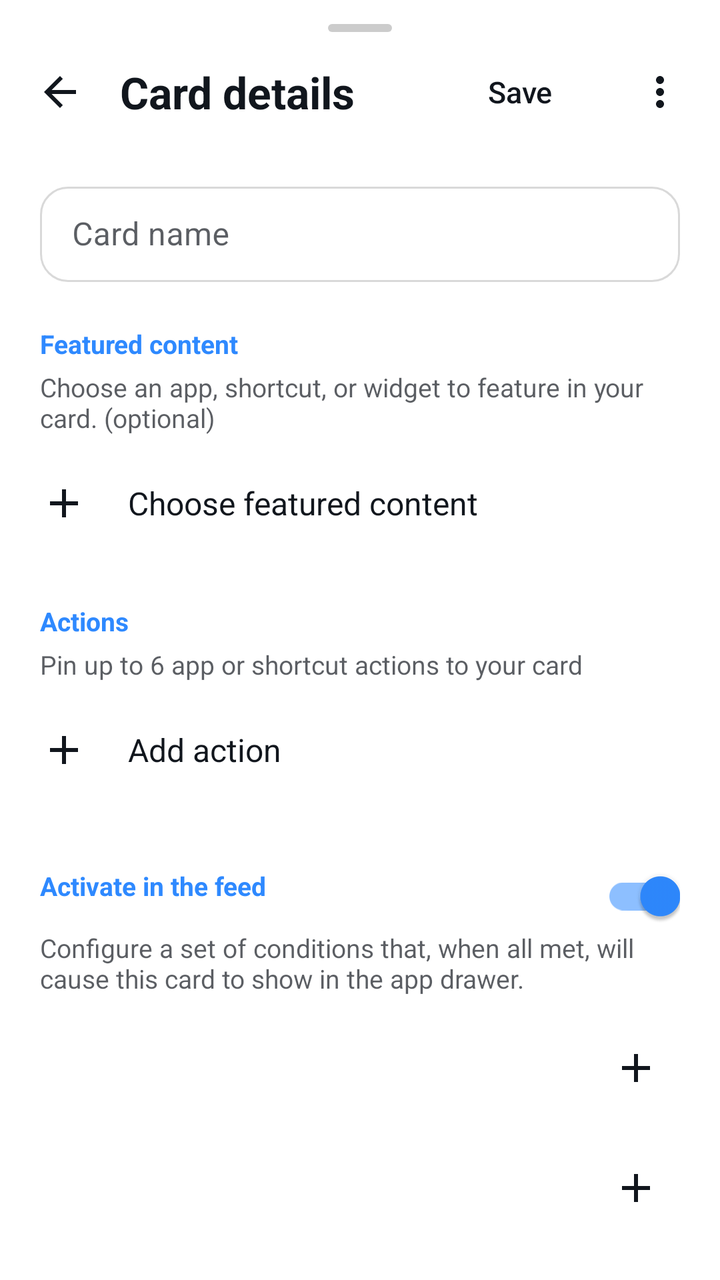
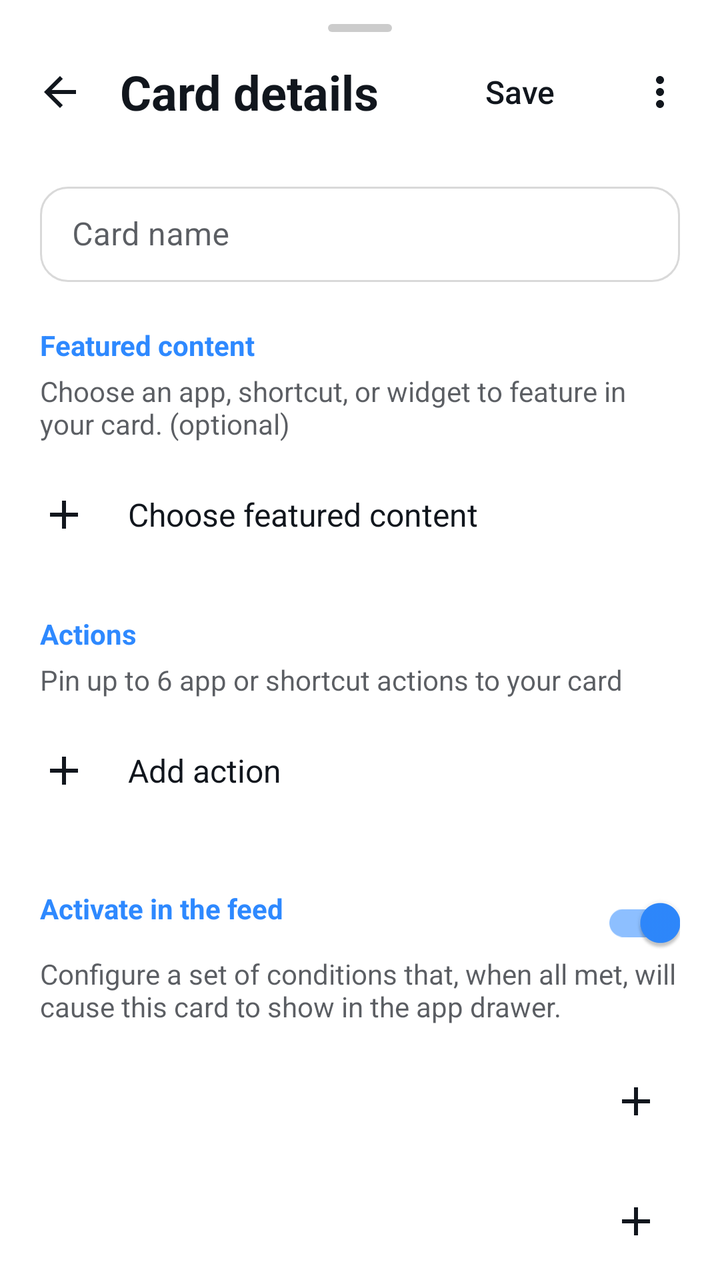

Before-and-after screenshots of an Android layout around one commit, followed by the original layout XML and the change that was made.
<!-- AndroidManifest.xml: application theme Theme.Supernova -->
<!-- res/layout/sheet_card_editor.xml -->
<?xml version="1.0" encoding="utf-8"?>
<androidx.core.widget.NestedScrollView xmlns:android="http://schemas.android.com/apk/res/android"
    xmlns:app="http://schemas.android.com/apk/res-auto"
    android:layout_width="match_parent"
    android:layout_height="wrap_content">

    <LinearLayout
        android:layout_width="match_parent"
        android:layout_height="wrap_content"
        android:orientation="vertical"
        android:paddingBottom="24dp">

        <include layout="@layout/sheet_handle" />

        <LinearLayout
            android:layout_width="match_parent"
            android:layout_height="wrap_content"
            android:gravity="center_vertical"
            android:orientation="horizontal"
            android:paddingStart="8dp"
            android:paddingEnd="8dp">

            <ImageButton
                android:id="@+id/cardBack"
                android:layout_width="44dp"
                android:layout_height="44dp"
                android:background="?attr/selectableItemBackgroundBorderless"
                android:contentDescription="@string/back"
                android:src="@drawable/ic_back" />

            <TextView
                android:id="@+id/cardEditorTitle"
                android:layout_width="0dp"
                android:layout_height="wrap_content"
                android:layout_marginStart="8dp"
                android:layout_weight="1"
                android:text="@string/card_details"
                android:textColor="@color/textPrimary"
                android:textSize="22sp"
                android:textStyle="bold" />

            <Button
                android:id="@+id/cardSave"
                style="@style/Widget.Supernova.Button.Tonal"
                android:layout_width="wrap_content"
                android:layout_height="wrap_content"
                android:text="@string/save" />

            <ImageButton
                android:id="@+id/cardEditorMenu"
                android:layout_width="44dp"
                android:layout_height="44dp"
                android:layout_marginStart="4dp"
                android:background="?attr/selectableItemBackgroundBorderless"
                android:contentDescription="@string/card_menu"
                android:src="@drawable/ic_more_vert"
                app:tint="@color/textPrimary" />
        </LinearLayout>

        <LinearLayout
            android:layout_width="match_parent"
            android:layout_height="wrap_content"
            android:orientation="vertical"
            android:paddingHorizontal="20dp">

            
            <FrameLayout
                android:id="@+id/cardPreview"
                android:layout_width="match_parent"
                android:layout_height="wrap_content"
                android:layout_marginTop="4dp" />

            <com.google.android.material.textfield.TextInputLayout
                style="@style/Widget.Supernova.TextInput"
                android:layout_width="match_parent"
                android:layout_height="wrap_content"
                android:layout_marginTop="16dp"
                android:hint="@string/card_name">

                <com.google.android.material.textfield.TextInputEditText
                    android:id="@+id/cardName"
                    android:layout_width="match_parent"
                    android:layout_height="wrap_content"
                    android:inputType="textCapSentences"
                    android:maxLength="@integer/label_max_length"
                    android:maxLines="1" />
            </com.google.android.material.textfield.TextInputLayout>

            
            <TextView
                style="@style/CardEditorHeader"
                android:text="@string/card_featured" />

            <TextView
                style="@style/CardEditorDescription"
                android:text="@string/card_featured_desc" />

            
            <LinearLayout
                android:id="@+id/cardFeaturedAdd"
                android:layout_width="match_parent"
                android:layout_height="wrap_content"
                android:background="?attr/selectableItemBackground"
                android:gravity="center_vertical"
                android:minHeight="56dp"
                android:orientation="horizontal">

                <ImageView
                    android:layout_width="24dp"
                    android:layout_height="24dp"
                    android:layout_marginEnd="20dp"
                    android:importantForAccessibility="no"
                    android:src="@drawable/ic_menu_add"
                    app:tint="@color/textPrimary" />

                <TextView
                    android:layout_width="wrap_content"
                    android:layout_height="wrap_content"
                    android:text="@string/card_featured_choose"
                    android:textColor="@color/textPrimary"
                    android:textSize="16sp" />
            </LinearLayout>

            
            <LinearLayout
                android:id="@+id/cardFeaturedRow"
                android:layout_width="match_parent"
                android:layout_height="wrap_content"
                android:background="?attr/selectableItemBackground"
                android:gravity="center_vertical"
                android:minHeight="56dp"
                android:orientation="horizontal"
                android:visibility="gone">

                <ImageView
                    android:id="@+id/cardFeaturedIcon"
                    android:layout_width="30dp"
                    android:layout_height="30dp"
                    android:layout_marginEnd="16dp"
                    android:importantForAccessibility="no" />

                <TextView
                    android:id="@+id/cardFeaturedLabel"
                    android:layout_width="0dp"
                    android:layout_height="wrap_content"
                    android:layout_weight="1"
                    android:ellipsize="end"
                    android:maxLines="1"
                    android:textColor="@color/textPrimary"
                    android:textSize="16sp" />

                <ImageButton
                    android:id="@+id/cardFeaturedClear"
                    android:layout_width="44dp"
                    android:layout_height="44dp"
                    android:background="?attr/selectableItemBackgroundBorderless"
                    android:contentDescription="@string/remove"
                    android:src="@drawable/ic_menu_remove"
                    app:tint="@color/textPrimary" />
            </LinearLayout>

            
            <LinearLayout
                android:id="@+id/cardWidgetHeightRow"
                android:layout_width="match_parent"
                android:layout_height="wrap_content"
                android:orientation="vertical"
                android:visibility="gone">

                <LinearLayout
                    android:layout_width="match_parent"
                    android:layout_height="wrap_content"
                    android:orientation="horizontal">

                    <TextView
                        android:layout_width="0dp"
                        android:layout_height="wrap_content"
                        android:layout_weight="1"
                        android:text="@string/card_widget_height"
                        android:textColor="@color/textPrimary"
                        android:textSize="16sp" />

                    <TextView
                        android:id="@+id/cardWidgetHeightValue"
                        android:layout_width="wrap_content"
                        android:layout_height="wrap_content"
                        android:textColor="@color/textPrimary"
                        android:textSize="16sp" />
                </LinearLayout>

                <LinearLayout
                    android:layout_width="match_parent"
                    android:layout_height="wrap_content"
                    android:gravity="center_vertical"
                    android:orientation="horizontal">

                    <ImageButton
                        android:id="@+id/cardWidgetHeightMinus"
                        android:layout_width="40dp"
                        android:layout_height="40dp"
                        android:background="?attr/selectableItemBackgroundBorderless"
                        android:contentDescription="@string/decrease"
                        android:src="@drawable/ic_step_minus" />

                    <SeekBar
                        android:id="@+id/cardWidgetHeightSeek"
                        android:layout_width="0dp"
                        android:layout_height="wrap_content"
                        android:layout_weight="1" />

                    <ImageButton
                        android:id="@+id/cardWidgetHeightPlus"
                        android:layout_width="40dp"
                        android:layout_height="40dp"
                        android:background="?attr/selectableItemBackgroundBorderless"
                        android:contentDescription="@string/increase"
                        android:src="@drawable/ic_step_plus" />
                </LinearLayout>
            </LinearLayout>

            
            <TextView
                style="@style/CardEditorHeader"
                android:text="@string/card_actions" />

            <TextView
                style="@style/CardEditorDescription"
                android:text="@string/card_actions_desc" />

            <androidx.recyclerview.widget.RecyclerView
                android:id="@+id/cardActionsList"
                android:layout_width="match_parent"
                android:layout_height="wrap_content"
                android:nestedScrollingEnabled="false"
                android:overScrollMode="never" />

            <LinearLayout
                android:id="@+id/cardAddAction"
                android:layout_width="match_parent"
                android:layout_height="wrap_content"
                android:background="?attr/selectableItemBackground"
                android:gravity="center_vertical"
                android:minHeight="56dp"
                android:orientation="horizontal">

                <ImageView
                    android:layout_width="24dp"
                    android:layout_height="24dp"
                    android:layout_marginEnd="20dp"
                    android:importantForAccessibility="no"
                    android:src="@drawable/ic_menu_add"
                    app:tint="@color/textPrimary" />

                <TextView
                    android:layout_width="wrap_content"
                    android:layout_height="wrap_content"
                    android:text="@string/card_add_action"
                    android:textColor="@color/textPrimary"
                    android:textSize="16sp" />
            </LinearLayout>

            
            <LinearLayout
                android:layout_width="match_parent"
                android:layout_height="wrap_content"
                android:gravity="center_vertical"
                android:orientation="horizontal">

                <TextView
                    style="@style/CardEditorHeader"
                    android:layout_width="0dp"
                    android:layout_weight="1"
                    android:text="@string/card_activate" />

                <com.google.android.material.switchmaterial.SwitchMaterial
                    android:id="@+id/cardActivate"
                    android:layout_width="wrap_content"
                    android:layout_height="wrap_content"
                    android:layout_marginTop="14dp"
                    android:checked="true" />
            </LinearLayout>

            <TextView
                style="@style/CardEditorDescription"
                android:text="@string/card_activate_desc" />

            <include
                android:id="@+id/cardCondDay"
                layout="@layout/row_card_condition" />

            <include
                android:id="@+id/cardCondBt"
                layout="@layout/row_card_condition" />
        </LinearLayout>
    </LinearLayout>
</androidx.core.widget.NestedScrollView>
<!-- res/layout/sheet_handle.xml (included above) -->
<?xml version="1.0" encoding="utf-8"?>
<View xmlns:android="http://schemas.android.com/apk/res/android"
    android:layout_width="32dp"
    android:layout_height="4dp"
    android:layout_gravity="center_horizontal"
    android:layout_marginTop="12dp"
    android:layout_marginBottom="8dp"
    android:background="@drawable/bg_sheet_handle"
    android:importantForAccessibility="no" />
<!-- res/layout/row_card_condition.xml (included above) -->
<?xml version="1.0" encoding="utf-8"?>
<LinearLayout xmlns:android="http://schemas.android.com/apk/res/android"
    xmlns:app="http://schemas.android.com/apk/res-auto"
    android:layout_width="match_parent"
    android:layout_height="wrap_content"
    android:background="?attr/selectableItemBackground"
    android:gravity="center_vertical"
    android:minHeight="60dp"
    android:orientation="horizontal">

    <LinearLayout
        android:layout_width="0dp"
        android:layout_height="wrap_content"
        android:layout_weight="1"
        android:orientation="vertical"
        android:paddingVertical="8dp">

        <TextView
            android:id="@+id/conditionTitle"
            android:layout_width="match_parent"
            android:layout_height="wrap_content"
            android:textColor="@color/textPrimary"
            android:textSize="16sp" />

        <TextView
            android:id="@+id/conditionSubtitle"
            android:layout_width="match_parent"
            android:layout_height="wrap_content"
            android:layout_marginTop="2dp"
            android:textColor="@color/textSecondary"
            android:textSize="13sp"
            android:visibility="gone" />
    </LinearLayout>

    <ImageButton
        android:id="@+id/conditionButton"
        android:layout_width="44dp"
        android:layout_height="44dp"
        android:background="?attr/selectableItemBackgroundBorderless"
        android:contentDescription="@string/card_cond_add"
        android:src="@drawable/ic_menu_add"
        app:tint="@color/textPrimary" />
</LinearLayout>
<!-- resources referenced by this layout -->
<resources>
  <string name="back">Back</string>
  <string name="increase">Increase</string>
  <string name="remove">Remove</string>
  <string name="save">Save</string>
  <style name="CardEditorDescription">
          <item name="android:layout_width">match_parent</item>
          <item name="android:layout_height">wrap_content</item>
          <item name="android:paddingBottom">6dp</item>
          <item name="android:textColor">@color/textSecondary</item>
          <item name="android:textSize">13sp</item>
      </style>
  <style name="CardEditorHeader">
          <item name="android:layout_width">match_parent</item>
          <item name="android:layout_height">wrap_content</item>
          <item name="android:paddingTop">22dp</item>
          <item name="android:paddingBottom">4dp</item>
          <item name="android:textColor">@color/accent</item>
          <item name="android:textSize">13sp</item>
          <item name="android:textStyle">bold</item>
      </style>
  <color name="accent">#2E89FF</color>
  <style name="Widget.Supernova.Button" parent="Widget.MaterialComponents.Button">
          <item name="android:textAllCaps">false</item>
          <item name="android:textSize">15sp</item>
          <item name="android:fontFamily">sans-serif-medium</item>
          <item name="android:letterSpacing">0</item>
          <item name="android:minHeight">44dp</item>
          <item name="android:paddingStart">22dp</item>
          <item name="android:paddingEnd">22dp</item>
          <item name="cornerRadius">22dp</item>
          <item name="elevation">0dp</item>
          <item name="android:stateListAnimator">@null</item>
      </style>
  <style name="Widget.Supernova.Button.Text" parent="Widget.MaterialComponents.Button.TextButton">
          <item name="android:textAllCaps">false</item>
          <item name="android:textSize">15sp</item>
          <item name="android:fontFamily">sans-serif-medium</item>
          <item name="android:letterSpacing">0</item>
          <item name="android:minHeight">44dp</item>
          <item name="android:paddingStart">16dp</item>
          <item name="android:paddingEnd">16dp</item>
          <item name="cornerRadius">22dp</item>
      </style>
  <color name="surface">#FFFFFF</color>
  <color name="onAccent">#FFFFFFFF</color>
  <color name="accentBlue">#2E89FF</color>
  <color name="raised">#FFFFFF</color>
  <style name="TextAppearance.Supernova.DialogTitle" parent="MaterialAlertDialog.MaterialComponents.Title.Text">
          <item name="android:textColor">@color/textPrimary</item>
          <item name="android:textSize">22sp</item>
          <item name="android:fontFamily">sans-serif-medium</item>
      </style>
  <style name="TextAppearance.Supernova.DialogBody" parent="MaterialAlertDialog.MaterialComponents.Body.Text">
          <item name="android:textColor">@color/textSecondary</item>
          <item name="android:textSize">15sp</item>
          <item name="android:lineSpacingMultiplier">1.15</item>
      </style>
  <style name="Widget.Supernova.Button.Dialog" parent="Widget.MaterialComponents.Button.TextButton.Dialog">
          <item name="android:textAllCaps">false</item>
          <item name="android:textColor">?attr/colorAccentOnRaised</item>
          <item name="android:textSize">15sp</item>
          <item name="android:fontFamily">sans-serif-medium</item>
          <item name="android:letterSpacing">0</item>
          <item name="android:minHeight">44dp</item>
          <item name="cornerRadius">22dp</item>
      </style>
  <!-- unchanged entries left out for length: 42 -->
</resources>

<!-- the commit's change to res/layout/sheet_card_editor.xml (unified diff, before → after) -->
@@ -8,7 +8,7 @@
         android:layout_width="match_parent"
         android:layout_height="wrap_content"
         android:orientation="vertical"
-        android:paddingBottom="24dp">
+        android:paddingBottom="@dimen/space_lg">
 
         <include layout="@layout/sheet_handle" />
 
@@ -17,8 +17,8 @@
             android:layout_height="wrap_content"
             android:gravity="center_vertical"
             android:orientation="horizontal"
-            android:paddingStart="8dp"
-            android:paddingEnd="8dp">
+            android:paddingStart="@dimen/space_sm"
+            android:paddingEnd="@dimen/space_sm">
 
             <ImageButton
                 android:id="@+id/cardBack"
@@ -32,11 +32,11 @@
                 android:id="@+id/cardEditorTitle"
                 android:layout_width="0dp"
                 android:layout_height="wrap_content"
-                android:layout_marginStart="8dp"
+                android:layout_marginStart="@dimen/space_sm"
                 android:layout_weight="1"
                 android:text="@string/card_details"
                 android:textColor="@color/textPrimary"
-                android:textSize="22sp"
+                android:textSize="@dimen/text_headline"
                 android:textStyle="bold" />
 
             <Button
@@ -50,7 +50,7 @@
                 android:id="@+id/cardEditorMenu"
                 android:layout_width="44dp"
                 android:layout_height="44dp"
-                android:layout_marginStart="4dp"
+                android:layout_marginStart="@dimen/space_xs"
                 android:background="?attr/selectableItemBackgroundBorderless"
                 android:contentDescription="@string/card_menu"
                 android:src="@drawable/ic_more_vert"
@@ -61,20 +61,20 @@
             android:layout_width="match_parent"
             android:layout_height="wrap_content"
             android:orientation="vertical"
-            android:paddingHorizontal="20dp">
+            android:paddingHorizontal="@dimen/space_ml">
 
             
             <FrameLayout
                 android:id="@+id/cardPreview"
                 android:layout_width="match_parent"
                 android:layout_height="wrap_content"
-                android:layout_marginTop="4dp" />
+                android:layout_marginTop="@dimen/space_xs" />
 
             <com.google.android.material.textfield.TextInputLayout
                 style="@style/Widget.Supernova.TextInput"
                 android:layout_width="match_parent"
                 android:layout_height="wrap_content"
-                android:layout_marginTop="16dp"
+                android:layout_marginTop="@dimen/space_md"
                 android:hint="@string/card_name">
 
                 <com.google.android.material.textfield.TextInputEditText
@@ -108,7 +108,7 @@
                 <ImageView
                     android:layout_width="24dp"
                     android:layout_height="24dp"
-                    android:layout_marginEnd="20dp"
+                    android:layout_marginEnd="@dimen/space_ml"
                     android:importantForAccessibility="no"
                     android:src="@drawable/ic_menu_add"
                     app:tint="@color/textPrimary" />
@@ -118,7 +118,7 @@
                     android:layout_height="wrap_content"
                     android:text="@string/card_featured_choose"
                     android:textColor="@color/textPrimary"
-                    android:textSize="16sp" />
+                    android:textSize="@dimen/text_body" />
             </LinearLayout>
 
             
@@ -136,7 +136,7 @@
                     android:id="@+id/cardFeaturedIcon"
                     android:layout_width="30dp"
                     android:layout_height="30dp"
-                    android:layout_marginEnd="16dp"
+                    android:layout_marginEnd="@dimen/space_md"
                     android:importantForAccessibility="no" />
 
                 <TextView
@@ -147,7 +147,7 @@
                     android:ellipsize="end"
                     android:maxLines="1"
                     android:textColor="@color/textPrimary"
-                    android:textSize="16sp" />
+                    android:textSize="@dimen/text_body" />
 
                 <ImageButton
                     android:id="@+id/cardFeaturedClear"
@@ -178,14 +178,14 @@
                         android:layout_weight="1"
                         android:text="@string/card_widget_height"
                         android:textColor="@color/textPrimary"
-                        android:textSize="16sp" />
+                        android:textSize="@dimen/text_body" />
 
                     <TextView
                         android:id="@+id/cardWidgetHeightValue"
                         android:layout_width="wrap_content"
                         android:layout_height="wrap_content"
                         android:textColor="@color/textPrimary"
-                        android:textSize="16sp" />
+                        android:textSize="@dimen/text_body" />
                 </LinearLayout>
 
                 <LinearLayout
@@ -246,7 +246,7 @@
                 <ImageView
                     android:layout_width="24dp"
                     android:layout_height="24dp"
-                    android:layout_marginEnd="20dp"
+                    android:layout_marginEnd="@dimen/space_ml"
                     android:importantForAccessibility="no"
                     android:src="@drawable/ic_menu_add"
                     app:tint="@color/textPrimary" />
@@ -256,7 +256,7 @@
                     android:layout_height="wrap_content"
                     android:text="@string/card_add_action"
                     android:textColor="@color/textPrimary"
-                    android:textSize="16sp" />
+                    android:textSize="@dimen/text_body" />
             </LinearLayout>
 
             
@@ -276,7 +276,7 @@
                     android:id="@+id/cardActivate"
                     android:layout_width="wrap_content"
                     android:layout_height="wrap_content"
-                    android:layout_marginTop="14dp"
+                    android:layout_marginTop="@dimen/space_md"
                     android:checked="true" />
             </LinearLayout>
 
@@ -300,8 +300,8 @@
     android:layout_width="32dp"
     android:layout_height="4dp"
     android:layout_gravity="center_horizontal"
-    android:layout_marginTop="12dp"
-    android:layout_marginBottom="8dp"
+    android:layout_marginTop="@dimen/space_ms"
+    android:layout_marginBottom="@dimen/space_sm"
     android:background="@drawable/bg_sheet_handle"
     android:importantForAccessibility="no" />
 <!-- res/layout/row_card_condition.xml (included above) -->
@@ -320,22 +320,22 @@
         android:layout_height="wrap_content"
         android:layout_weight="1"
         android:orientation="vertical"
-        android:paddingVertical="8dp">
+        android:paddingVertical="@dimen/space_sm">
 
         <TextView
             android:id="@+id/conditionTitle"
             android:layout_width="match_parent"
             android:layout_height="wrap_content"
             android:textColor="@color/textPrimary"
-            android:textSize="16sp" />
+            android:textSize="@dimen/text_body" />
 
         <TextView
             android:id="@+id/conditionSubtitle"
             android:layout_width="match_parent"
             android:layout_height="wrap_content"
-            android:layout_marginTop="2dp"
+            android:layout_marginTop="@dimen/space_xxs"
             android:textColor="@color/textSecondary"
-            android:textSize="13sp"
+            android:textSize="@dimen/text_secondary"
             android:visibility="gone" />
     </LinearLayout>
 
<!-- resource entries referenced after the edit -->
@@ -1,5 +1,15 @@
 <!-- resources referenced by this layout -->
 <resources>
+  <dimen name="space_lg">24dp</dimen>
+  <dimen name="space_md">16dp</dimen>
+  <dimen name="space_ml">20dp</dimen>
+  <dimen name="space_ms">12dp</dimen>
+  <dimen name="space_sm">8dp</dimen>
+  <dimen name="space_xs">4dp</dimen>
+  <dimen name="space_xxs">2dp</dimen>
+  <dimen name="text_body">16sp</dimen>
+  <dimen name="text_headline">24sp</dimen>
+  <dimen name="text_secondary">14sp</dimen>
   <string name="back">Back</string>
   <string name="increase">Increase</string>
   <string name="remove">Remove</string>
@@ -7,23 +17,23 @@
   <style name="CardEditorDescription">
           <item name="android:layout_width">match_parent</item>
           <item name="android:layout_height">wrap_content</item>
-          <item name="android:paddingBottom">6dp</item>
+          <item name="android:paddingBottom">@dimen/space_sm</item>
           <item name="android:textColor">@color/textSecondary</item>
-          <item name="android:textSize">13sp</item>
+          <item name="android:textSize">@dimen/text_secondary</item>
       </style>
   <style name="CardEditorHeader">
           <item name="android:layout_width">match_parent</item>
           <item name="android:layout_height">wrap_content</item>
           <item name="android:paddingTop">22dp</item>
-          <item name="android:paddingBottom">4dp</item>
+          <item name="android:paddingBottom">@dimen/space_xs</item>
           <item name="android:textColor">@color/accent</item>
-          <item name="android:textSize">13sp</item>
+          <item name="android:textSize">@dimen/text_secondary</item>
           <item name="android:textStyle">bold</item>
       </style>
   <color name="accent">#2E89FF</color>
   <style name="Widget.Supernova.Button" parent="Widget.MaterialComponents.Button">
           <item name="android:textAllCaps">false</item>
-          <item name="android:textSize">15sp</item>
+          <item name="android:textSize">@dimen/text_body</item>
           <item name="android:fontFamily">sans-serif-medium</item>
           <item name="android:letterSpacing">0</item>
           <item name="android:minHeight">44dp</item>
@@ -35,12 +45,12 @@
       </style>
   <style name="Widget.Supernova.Button.Text" parent="Widget.MaterialComponents.Button.TextButton">
           <item name="android:textAllCaps">false</item>
-          <item name="android:textSize">15sp</item>
+          <item name="android:textSize">@dimen/text_body</item>
           <item name="android:fontFamily">sans-serif-medium</item>
           <item name="android:letterSpacing">0</item>
           <item name="android:minHeight">44dp</item>
-          <item name="android:paddingStart">16dp</item>
-          <item name="android:paddingEnd">16dp</item>
+          <item name="android:paddingStart">@dimen/space_md</item>
+          <item name="android:paddingEnd">@dimen/space_md</item>
           <item name="cornerRadius">22dp</item>
       </style>
   <color name="surface">#FFFFFF</color>
@@ -49,18 +59,18 @@
   <color name="raised">#FFFFFF</color>
   <style name="TextAppearance.Supernova.DialogTitle" parent="MaterialAlertDialog.MaterialComponents.Title.Text">
           <item name="android:textColor">@color/textPrimary</item>
-          <item name="android:textSize">22sp</item>
+          <item name="android:textSize">@dimen/text_headline</item>
           <item name="android:fontFamily">sans-serif-medium</item>
       </style>
   <style name="TextAppearance.Supernova.DialogBody" parent="MaterialAlertDialog.MaterialComponents.Body.Text">
           <item name="android:textColor">@color/textSecondary</item>
-          <item name="android:textSize">15sp</item>
+          <item name="android:textSize">@dimen/text_body</item>
           <item name="android:lineSpacingMultiplier">1.15</item>
       </style>
   <style name="Widget.Supernova.Button.Dialog" parent="Widget.MaterialComponents.Button.TextButton.Dialog">
           <item name="android:textAllCaps">false</item>
           <item name="android:textColor">?attr/colorAccentOnRaised</item>
-          <item name="android:textSize">15sp</item>
+          <item name="android:textSize">@dimen/text_body</item>
           <item name="android:fontFamily">sans-serif-medium</item>
           <item name="android:letterSpacing">0</item>
           <item name="android:minHeight">44dp</item>
